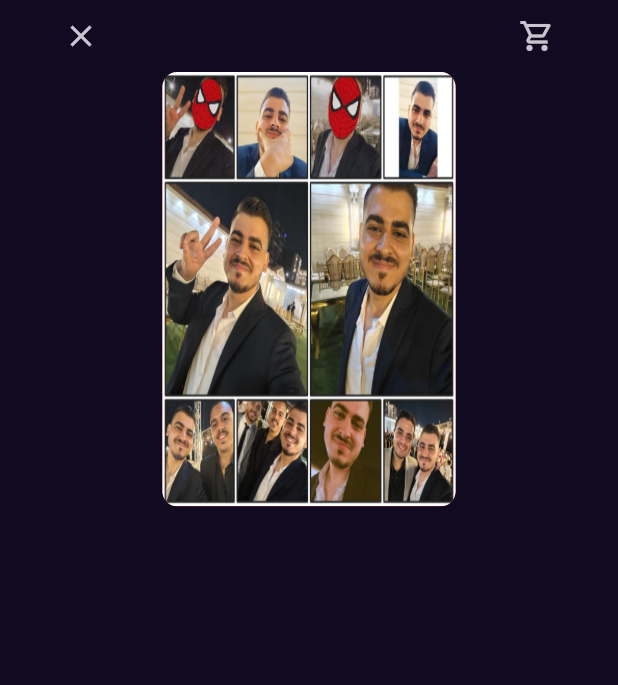
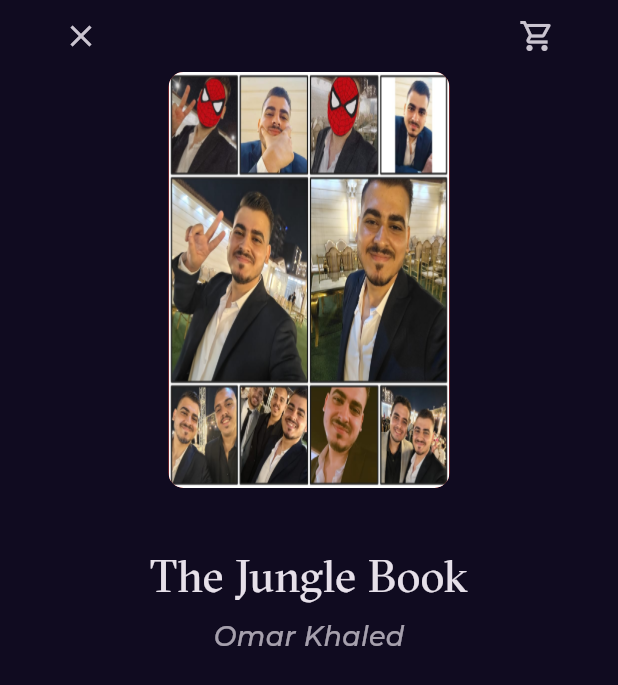
Before and after one commit to omarkhaled200/Bookly_app, a Flutter app: the BookDetialsView screen opened by its route, on a phone screen of 412 x 824 dp. Shown: the top 685 px of the screen. Run offline on Flutter 3.47's test engine with Material 3 defaults, Android fonts, the phone set to English and light mode, and no system bars; our stand-ins replace font_awesome_flutter, go_router, google_fonts.

Commit message:
Add Title & subtitle to Book Detials

```diff
--- a/lib/Feature/home/peresentation/Views/widgets/Book_Detials_View_body.dart
+++ b/lib/Feature/home/peresentation/Views/widgets/Book_Detials_View_body.dart
@@ -1,3 +1,4 @@
+import 'package:bookly_app/Core/utlis/Styles.dart';
 import 'package:bookly_app/Feature/home/peresentation/Views/widgets/CustomBookDetialsAppBar.dart';
 import 'package:bookly_app/Feature/home/peresentation/Views/widgets/Custom_Book_image_item.dart';
 import 'package:flutter/material.dart';
@@ -8,14 +9,34 @@ class BookDetialsViewbody extends StatelessWidget {
   @override
   Widget build(BuildContext context) {
     var width = MediaQuery.of(context).size.width;
-    return  Padding(
-      padding:const EdgeInsets.symmetric(horizontal: 30.0),
+    return Padding(
+      padding: const EdgeInsets.symmetric(horizontal: 30.0),
       child: Column(
         children: [
-        const  CustomBookDetialsAppBar(),
+          const CustomBookDetialsAppBar(),
           Padding(
-            padding: EdgeInsets.symmetric(horizontal: width*0.19 ),
-            child:const CustomBookImageitem(),
+            padding: EdgeInsets.symmetric(horizontal: width * 0.2),
+            child: const CustomBookImageitem(),
+          ),
+          const SizedBox(
+            height: 40,
+          ),
+      const    Text(
+            'The Jungle Book',
+            style: Styles.textStyle30
+          ),
+          const SizedBox(
+            height: 3,
+          ),
+          Opacity(
+            opacity: 0.7,
+            child: Text(
+              'Omar Khaled',
+              style: Styles.textStyle18.copyWith(
+                fontStyle: FontStyle.italic,
+                fontWeight: FontWeight.w500,
+              ),
+            ),
           ),
         ],
       ),
```
